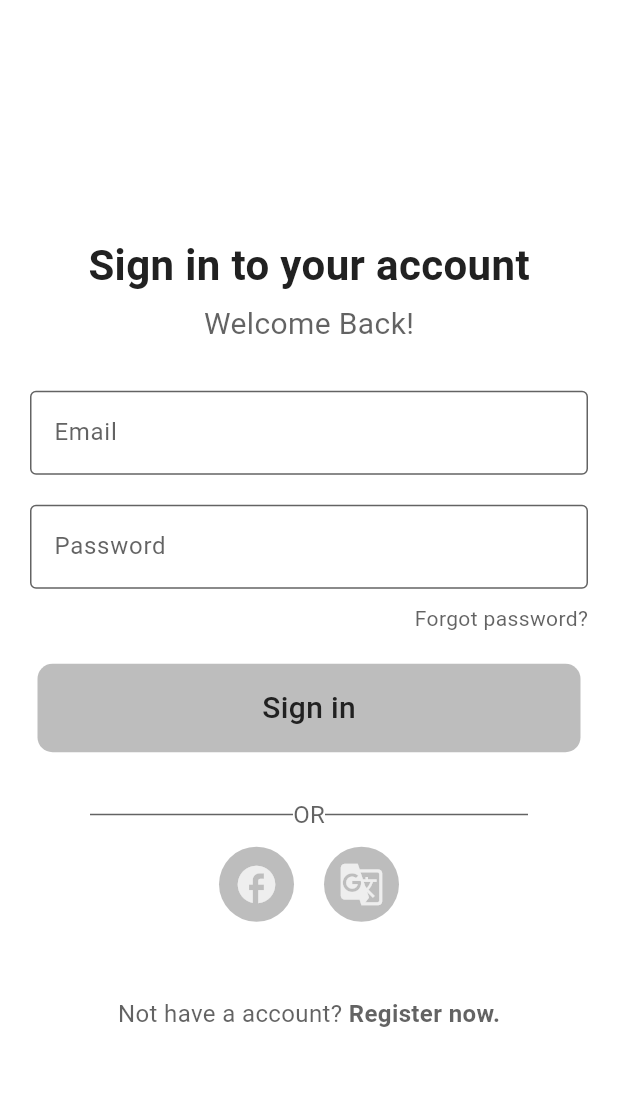
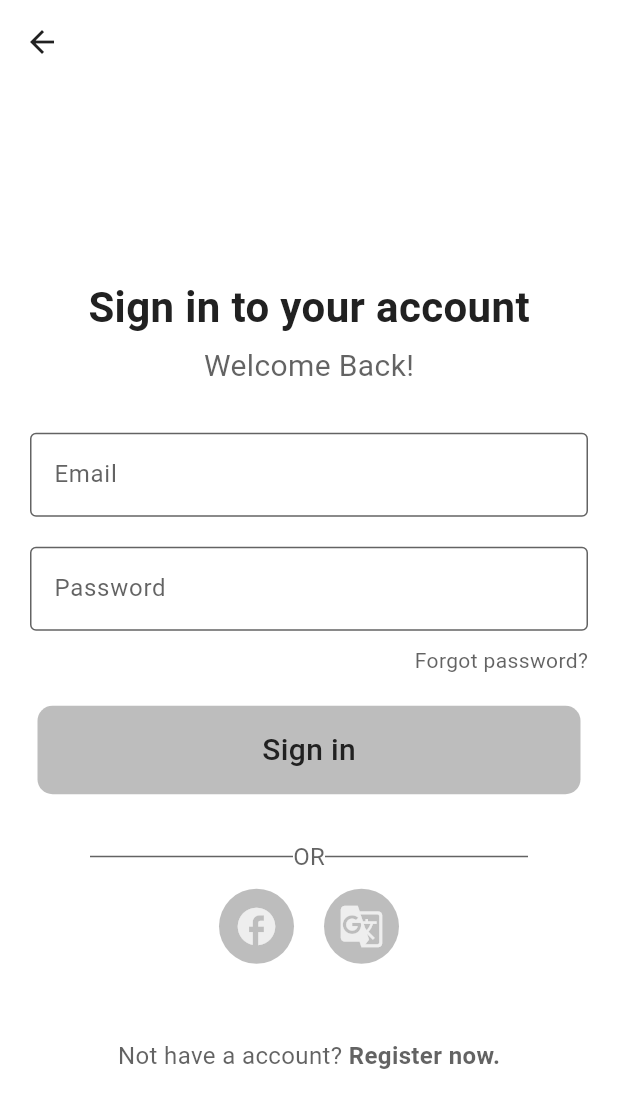
Before and after one commit to Hajorda/basitNot, a Flutter app: the LoginPage screen opened directly, on a phone screen of 412 x 824 dp. Shown: the top 1108 px of the screen. Run offline on Flutter 3.47's test engine with Material 3 defaults, Android fonts, the phone set to English and light mode, and no system bars; our stand-ins replace firebase_auth, firebase_core, google_fonts, isar; accounts and stored records are empty; generated files the repository leaves out were written again.

```diff
--- a/basitnot/lib/auth/loginPage.dart
+++ b/basitnot/lib/auth/loginPage.dart
@@ -1,3 +1,4 @@
+import 'package:basitnot/pages/notesPage.dart';
 import 'package:firebase_auth/firebase_auth.dart';
 import 'package:flutter/material.dart';
 
@@ -18,7 +19,7 @@ class _LoginPageState extends State<LoginPage> {
 
       void signIn(String email, String password) async{
 
-
+        //TODO: LOOK here weird code and must be imorove in future!
         print("Email: $email, Password: $password");
         showDialog(context: context, builder: (context) {
           return Center(child: CircularProgressIndicator(),);
@@ -54,6 +55,7 @@ class _LoginPageState extends State<LoginPage> {
 
 
       Navigator.pop(context);
+      Navigator.push(context, MaterialPageRoute(builder: (context) => notesPage()));
 
       }
 
@@ -64,6 +66,13 @@ class _LoginPageState extends State<LoginPage> {
       }
 
     return Scaffold(
+      appBar: AppBar(
+        backgroundColor: Colors.transparent,
+        foregroundColor: Theme.of(context).colorScheme.inversePrimary,
+        elevation: 0,
+        leading: BackButton(
+              color: Theme.of(context).colorScheme.inversePrimary,),
+      ),
     body: Center(
       child: Column(
         mainAxisAlignment: MainAxisAlignment.center,
--- a/basitnot/lib/main.dart
+++ b/basitnot/lib/main.dart
@@ -42,7 +42,7 @@ class MyApp extends StatelessWidget {
       title: 'Flutter Demo',
       theme: Provider.of<ThemeProvider>(context).themeData,
       home:  //const notesPage(),
-      const AuthPage(),
+      const notesPage(),
       //EditPage(Note(title: "Merhaba", creationDate: DateTime.now(), lastEditDate: DateTime.now())),
       debugShowCheckedModeBanner: false,
     );
```
Also changed, not shown: basitnot/lib/pages/settingsPage.dart (+18 -3 lines).
